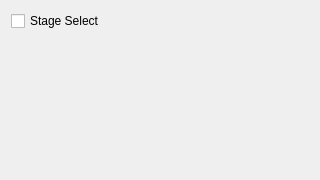
The window that src/FrontendQt/DebugWindow.ui (Meos4/Jade-Cocoon-Randomizer) describes before a commit, drawn with Qt 5.
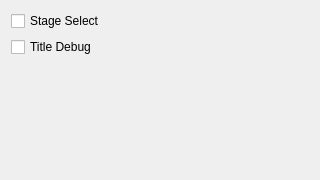
The same window after the commit.

Commit message: Add Title Debug

```diff
--- a/src/FrontendQt/DebugWindow.ui
+++ b/src/FrontendQt/DebugWindow.ui
@@ -21,6 +21,13 @@
      </property>
     </widget>
    </item>
+   <item>
+    <widget class="QCheckBox" name="titleDebug">
+     <property name="text">
+      <string>Title Debug</string>
+     </property>
+    </widget>
+   </item>
    <item>
     <spacer name="verticalSpacer">
      <property name="orientation">
```
The commit also changes 3 other files.
